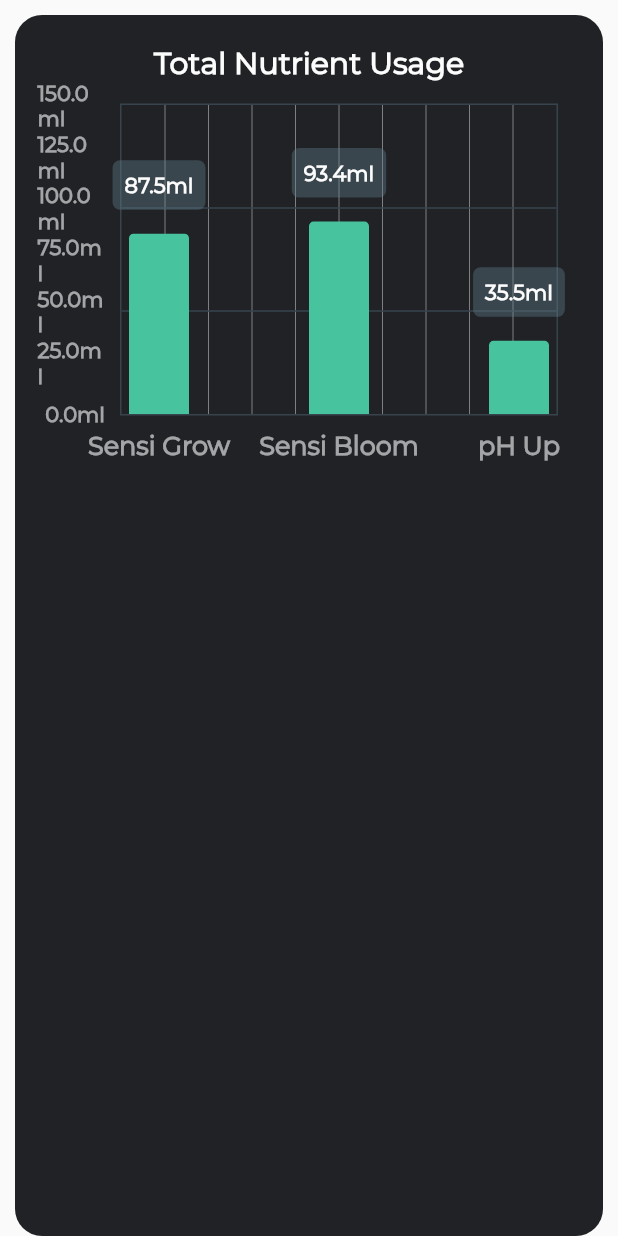
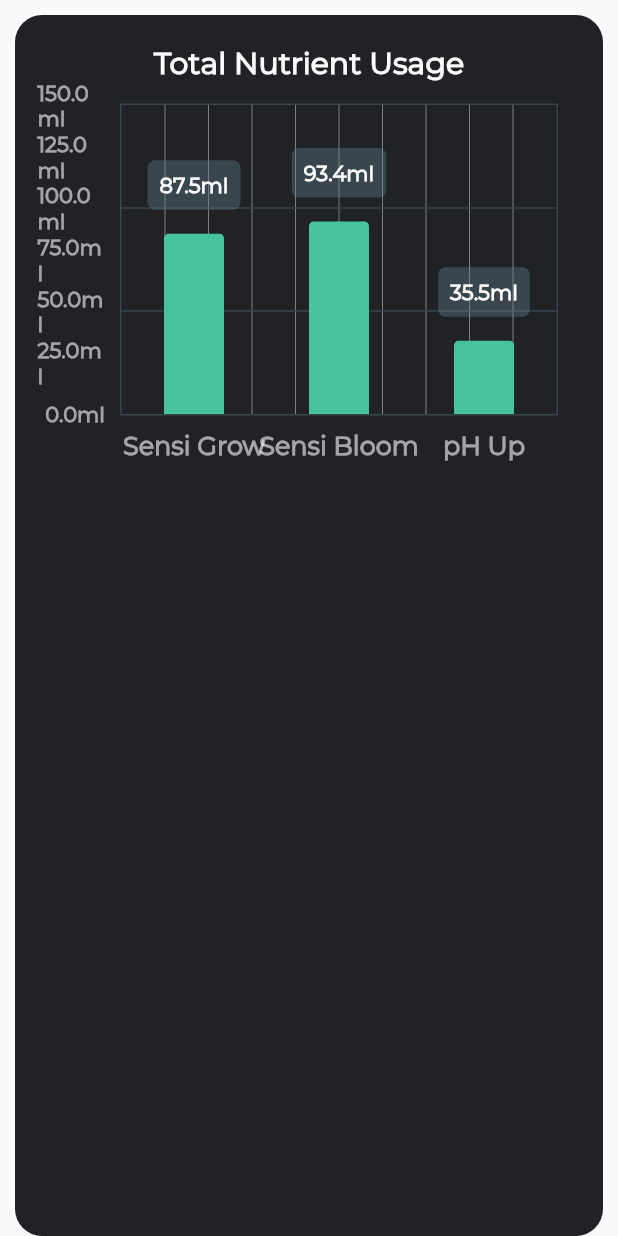
Before and after one commit to oranageHasu/Bud_Wizard.Flutter, a Flutter app: the DankBarChart widget shown alone on an empty page, opened directly, on a phone screen of 412 x 824 dp. Run offline on Flutter 3.47's test engine with Material 2 defaults, Android fonts, the phone set to English and light mode, and no system bars; drawn by our look-alikes of fl_chart; our stand-ins replace dio, get, google_fonts, simple_animations; missing offline and left inert: dart:html, flutter_guid, simple_tooltip; accounts and stored records are empty; network calls fail.

Commit message:
Minor changes to charts display (bugs still exist)

```diff
--- a/bud_wizard/lib/widgets/shared widgets/dank widgets/charts/dank-bar-chart.dart
+++ b/bud_wizard/lib/widgets/shared widgets/dank widgets/charts/dank-bar-chart.dart
@@ -125,7 +125,6 @@ class _DankBarChartState extends State<DankBarChart> {
               ),
               Container(
                 height: 250.0,
-                constraints: BoxConstraints(maxWidth: 700.0),
                 child: Padding(
                   padding: EdgeInsets.only(
                     right: 30.0,
@@ -147,8 +146,8 @@ class _DankBarChartState extends State<DankBarChart> {
 
   BarChartData mainBarData() {
     return BarChartData(
-      alignment: BarChartAlignment.center,
-      groupsSpace: 80,
+      alignment: BarChartAlignment.spaceAround,
+      groupsSpace: 5,
       minY: getYAxisMin(),
       maxY: getYAxisMax(),
       gridData: FlGridData(
--- a/bud_wizard/lib/widgets/shared widgets/dank widgets/charts/dank-pie-chart.dart
+++ b/bud_wizard/lib/widgets/shared widgets/dank widgets/charts/dank-pie-chart.dart
@@ -60,7 +60,6 @@ class _DankPieChartState extends State<DankPieChart> {
     return Container(
       margin: EdgeInsets.only(
         top: 10.0,
-        left: 5.0,
         right: 10.0,
       ),
       padding: EdgeInsets.all(15.0),
```
Also changed, not shown: bud_wizard/lib/widgets/plant/statistics/plantStatistics.dart (+10 -2 lines), bud_wizard/lib/widgets/shared widgets/dank widgets/charts/dank-line-chart.dart (+7 -4 lines).
